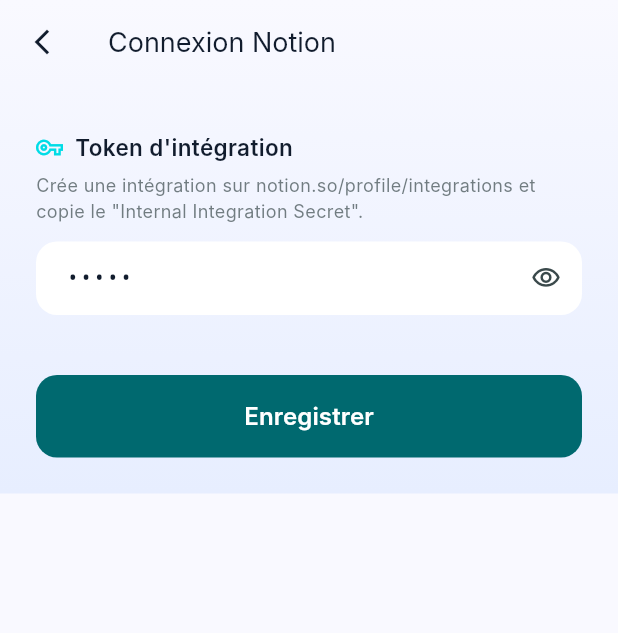
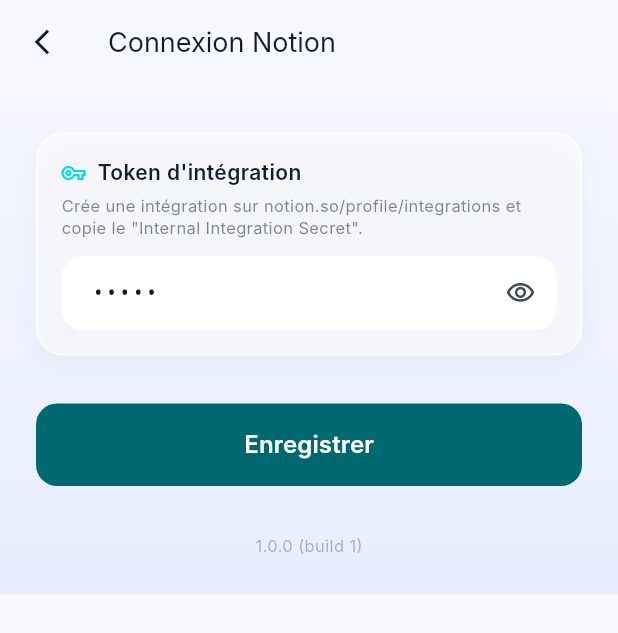
Before and after one commit to benoitdemaslatrie/Kairos, a Flutter app: the NotionSettingsScreen screen opened directly, on a phone screen of 412 x 824 dp. Shown: the top 633 px of the screen. Run offline on Flutter 3.47's test engine with Material 3 defaults, Android fonts, the phone set to English and light mode, and no system bars; our stand-ins replace package_info_plus, shared_preferences, speech_to_text; accounts and stored records are empty; Roboto replaces fonts that are missing (Inter).

Commit message:
Add app frame, zone delimiters, editable proxy field, auto-increment build version

```diff
--- a/lib/main.dart
+++ b/lib/main.dart
@@ -6,6 +6,7 @@
 import 'screens/home/home_screen.dart';
 import 'screens/dictation/dictation_screen.dart';
 import 'screens/notes/notes_screen.dart';
+import 'widgets/app_frame.dart';
 import 'widgets/bottom_nav_bar.dart';
 
 void main() async {
@@ -28,6 +29,7 @@
       title: 'Kairos',
       debugShowCheckedModeBanner: false,
       theme: KairosTheme.light,
+      builder: (context, child) => AppFrame(child: child),
       home: const KairosShell(),
     );
   }
--- a/lib/screens/notes/notion_settings_screen.dart
+++ b/lib/screens/notes/notion_settings_screen.dart
@@ -1,5 +1,6 @@
 import 'package:flutter/foundation.dart' show kIsWeb;
 import 'package:flutter/material.dart';
+import 'package:package_info_plus/package_info_plus.dart';
 import '../../services/notion_service.dart';
 import '../../theme/app_theme.dart';
 
@@ -15,6 +16,7 @@
   final _proxyCtrl = TextEditingController();
   bool _saving = false;
   bool _tokenObscured = true;
+  String _version = '';
 
   @override
   void initState() {
@@ -32,7 +34,8 @@
   Future<void> _load() async {
     _tokenCtrl.text = await NotionService.getToken() ?? '';
     _proxyCtrl.text = await NotionService.getProxyUrl() ?? '';
-    setState(() {});
+    final info = await PackageInfo.fromPlatform();
+    setState(() => _version = '${info.version} (build ${info.buildNumber})');
   }
 
   Future<void> _save() async {
@@ -67,23 +70,29 @@
         child: SafeArea(
           child: SingleChildScrollView(
             padding: const EdgeInsets.all(24),
-            keyboardDismissBehavior: ScrollViewKeyboardDismissBehavior.onDrag,
             child: Column(
               crossAxisAlignment: CrossAxisAlignment.start,
               children: [
                 const SizedBox(height: 8),
-                _buildSection(
+
+                // ── Token ──────────────────────────────────────────────────
+                _SectionCard(
                   icon: Icons.vpn_key_outlined,
                   title: 'Token d\'intégration',
                   description: 'Crée une intégration sur notion.so/profile/integrations et copie le "Internal Integration Secret".',
                   child: TextField(
                     controller: _tokenCtrl,
                     obscureText: _tokenObscured,
+                    enableInteractiveSelection: true,
                     decoration: InputDecoration(
                       hintText: 'secret_...',
                       filled: true,
                       fillColor: Colors.white,
                       border: OutlineInputBorder(borderRadius: BorderRadius.circular(14), borderSide: BorderSide.none),
+                      focusedBorder: OutlineInputBorder(
+                        borderRadius: BorderRadius.circular(14),
+                        borderSide: BorderSide(color: KairosColors.cyan, width: 1.5),
+                      ),
                       contentPadding: const EdgeInsets.symmetric(horizontal: 16, vertical: 14),
                       suffixIcon: IconButton(
                         icon: Icon(_tokenObscured ? Icons.visibility_outlined : Icons.visibility_off_outlined, size: 20, color: KairosColors.onSurfaceVariant),
@@ -93,27 +102,37 @@
                     style: const TextStyle(fontSize: 14, fontFamily: 'monospace'),
                   ),
                 ),
+
+                // ── Proxy (web only) ───────────────────────────────────────
                 if (kIsWeb) ...[
-                  const SizedBox(height: 28),
-                  _buildSection(
+                  const SizedBox(height: 16),
+                  _SectionCard(
                     icon: Icons.swap_horiz_outlined,
                     title: 'URL du proxy CORS',
                     description: 'Nécessaire sur web. Déploie le Cloudflare Worker depuis cloudflare/notion-proxy.js dans le repo.',
                     child: TextField(
                       controller: _proxyCtrl,
-                      keyboardType: TextInputType.url,
+                      enableInteractiveSelection: true,
+                      autocorrect: false,
                       decoration: InputDecoration(
                         hintText: 'https://notion-proxy.xxx.workers.dev',
                         filled: true,
                         fillColor: Colors.white,
                         border: OutlineInputBorder(borderRadius: BorderRadius.circular(14), borderSide: BorderSide.none),
+                        focusedBorder: OutlineInputBorder(
+                          borderRadius: BorderRadius.circular(14),
+                          borderSide: BorderSide(color: KairosColors.cyan, width: 1.5),
+                        ),
                         contentPadding: const EdgeInsets.symmetric(horizontal: 16, vertical: 14),
                       ),
                       style: const TextStyle(fontSize: 14),
                     ),
                   ),
                 ],
-                const SizedBox(height: 40),
+
+                const SizedBox(height: 32),
+
+                // ── Bouton ─────────────────────────────────────────────────
                 SizedBox(
                   width: double.infinity,
                   child: FilledButton(
@@ -128,6 +147,14 @@
                         : const Text('Enregistrer', style: TextStyle(fontSize: 16, fontWeight: FontWeight.w600)),
                   ),
                 ),
+
+                // ── Version ────────────────────────────────────────────────
+                if (_version.isNotEmpty) ...[
+                  const SizedBox(height: 32),
+                  Center(
+                    child: Text(_version, style: TextStyle(fontSize: 11, color: KairosColors.onSurfaceVariant.withOpacity(0.4))),
+                  ),
+                ],
               ],
             ),
           ),
@@ -135,23 +162,40 @@
       ),
     );
   }
+}
 
-  Widget _buildSection({required IconData icon, required String title, required String description, required Widget child}) {
-    return Column(
-      crossAxisAlignment: CrossAxisAlignment.start,
-      children: [
-        Row(
-          children: [
-            Icon(icon, size: 18, color: KairosColors.cyan),
+class _SectionCard extends StatelessWidget {
+  final IconData icon;
+  final String title;
+  final String description;
+  final Widget child;
+
+  const _SectionCard({required this.icon, required this.title, required this.description, required this.child});
+
+  @override
+  Widget build(BuildContext context) {
+    return Container(
+      padding: const EdgeInsets.all(16),
+      decoration: BoxDecoration(
+        color: Colors.white.withOpacity(0.55),
+        borderRadius: BorderRadius.circular(18),
+        border: Border.all(color: Colors.white.withOpacity(0.7), width: 1),
+        boxShadow: [BoxShadow(color: Colors.black.withOpacity(0.04), blurRadius: 12, offset: const Offset(0, 4))],
+      ),
+      child: Column(
+        crossAxisAlignment: CrossAxisAlignment.start,
+        children: [
+          Row(children: [
+            Icon(icon, size: 16, color: KairosColors.cyan),
             const SizedBox(width: 8),
-            Text(title, style: const TextStyle(fontSize: 15, fontWeight: FontWeight.w600, color: KairosColors.onSurface)),
-          ],
-        ),
-        const SizedBox(height: 6),
-        Text(description, style: TextStyle(fontSize: 12, color: KairosColors.onSurfaceVariant.withOpacity(0.7), height: 1.4)),
-        const SizedBox(height: 12),
-        child,
-      ],
+            Text(title, style: const TextStyle(fontSize: 14, fontWeight: FontWeight.w600, color: KairosColors.onSurface)),
+          ]),
+          const SizedBox(height: 4),
+          Text(description, style: TextStyle(fontSize: 11, color: KairosColors.onSurfaceVariant.withOpacity(0.65), height: 1.4)),
+          const SizedBox(height: 12),
+          child,
+        ],
+      ),
     );
   }
 }
--- /dev/null
+++ b/lib/widgets/app_frame.dart
@@ -0,0 +1,34 @@
+import 'package:flutter/foundation.dart' show kIsWeb;
+import 'package:flutter/material.dart';
+
+class AppFrame extends StatelessWidget {
+  final Widget? child;
+  const AppFrame({super.key, this.child});
+
+  @override
+  Widget build(BuildContext context) {
+    if (child == null) return const SizedBox.shrink();
+    if (!kIsWeb) return child!;
+
+    return Container(
+      color: const Color(0xFFD0D8E8),
+      child: Center(
+        child: ConstrainedBox(
+          constraints: const BoxConstraints(maxWidth: 430),
+          child: Container(
+            decoration: BoxDecoration(
+              border: Border.symmetric(
+                vertical: BorderSide(color: Colors.black.withOpacity(0.12), width: 1),
+              ),
+              boxShadow: [
+                BoxShadow(color: Colors.black.withOpacity(0.18), blurRadius: 48, spreadRadius: 0),
+              ],
+            ),
+            clipBehavior: Clip.hardEdge,
+            child: child!,
+          ),
+        ),
+      ),
+    );
+  }
+}
--- a/pubspec.yaml
+++ b/pubspec.yaml
@@ -12,6 +12,7 @@
   speech_to_text: ^6.6.2
   shared_preferences: ^2.3.0
   http: ^1.2.0
+  package_info_plus: ^8.0.0
   intl: ^0.19.0
   permission_handler: ^11.3.1
   google_fonts: ^6.2.1
```
Also changed, not shown: lib/screens/home/home_screen.dart (+22 -4 lines), 1 other file.
